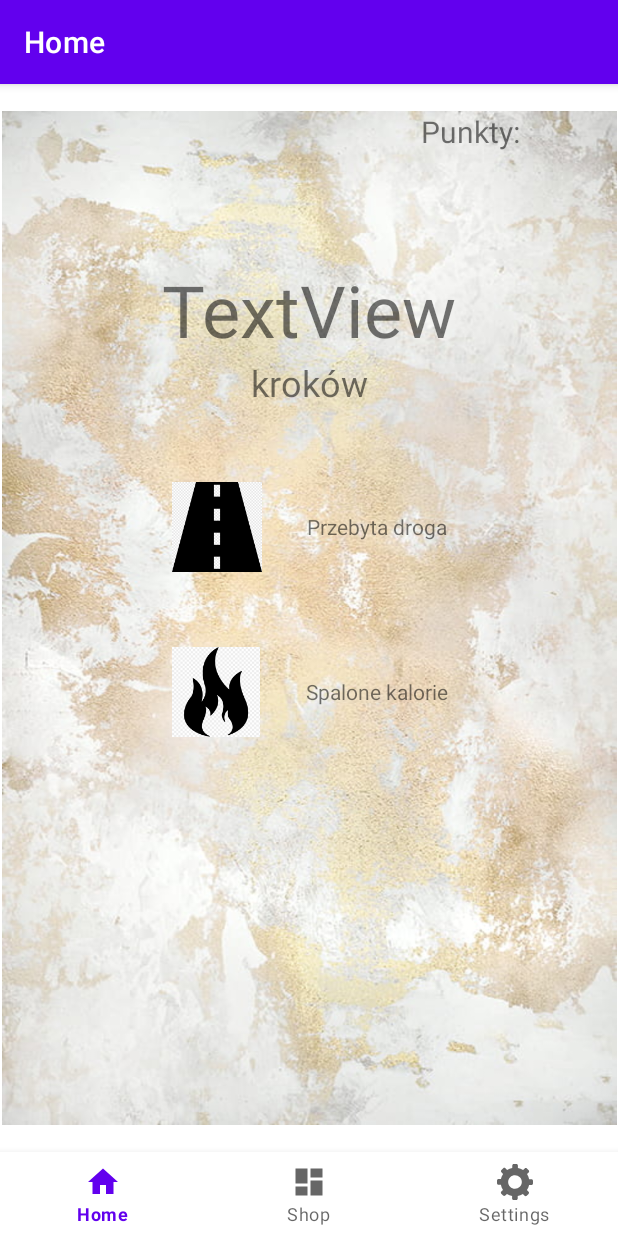
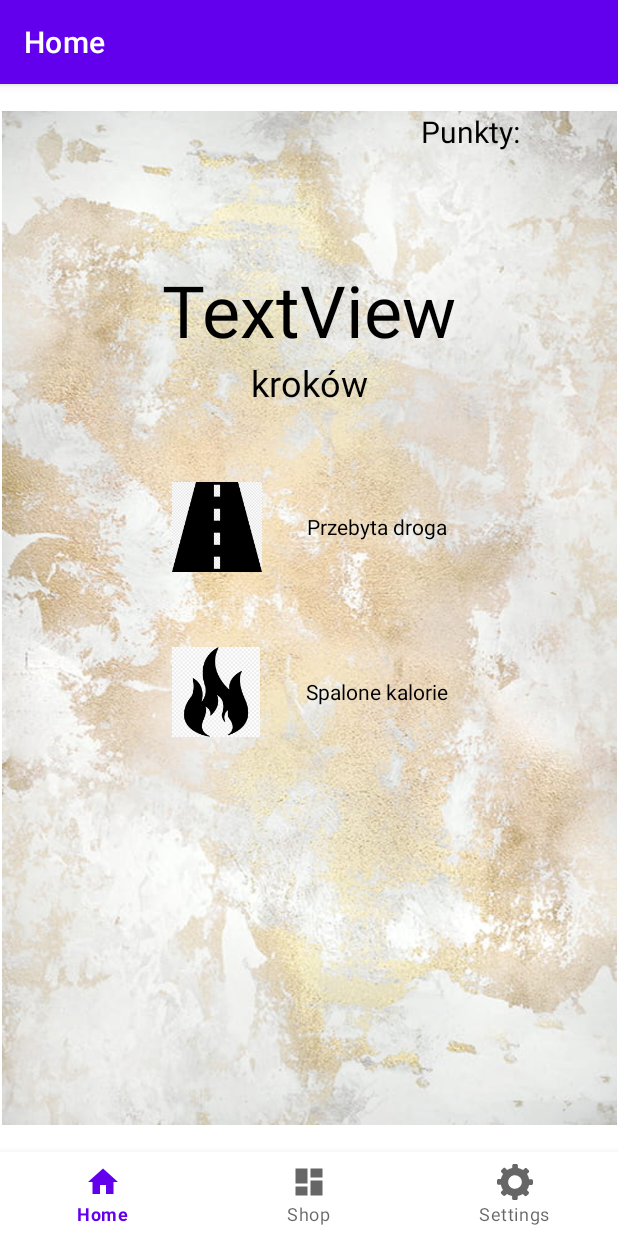
Before and after one commit to DonixMaly/projectstepper, an Android app: the screen it shows after launch (MainActivity), on a phone screen of 412 x 824 dp. Run offline under Robolectric (Android 15) with nearby library versions, the light colour scheme and no system bars; our stand-ins replace navigation-ui.

Commit message:
updated app ui

```diff
--- a/app/src/main/res/layout/fragment_home.xml
+++ b/app/src/main/res/layout/fragment_home.xml
@@ -13,6 +13,7 @@
         android:layout_height="wrap_content"
         android:layout_marginEnd="60dp"
         android:text="Punkty: "
+        android:textColor="@color/black"
         android:textSize="20sp"
         app:layout_constraintEnd_toEndOf="parent"
         app:layout_constraintTop_toTopOf="parent" />
@@ -32,6 +33,8 @@
             android:layout_width="wrap_content"
             android:layout_height="wrap_content"
             android:text="TextView"
+            android:textColor="@color/black"
+
             android:textSize="48sp"
             app:layout_constraintEnd_toEndOf="parent"
             app:layout_constraintHorizontal_bias="1.0"
@@ -43,6 +46,8 @@
             android:layout_width="wrap_content"
             android:layout_height="wrap_content"
             android:text="kroków"
+            android:textColor="@color/black"
+
             android:textSize="24sp"
             app:layout_constraintEnd_toEndOf="parent"
             app:layout_constraintHorizontal_bias="1.0"
@@ -67,7 +72,8 @@
                 android:layout_width="wrap_content"
                 android:layout_height="wrap_content"
                 android:layout_marginStart="30dp"
-                android:text="Przebyta droga" />
+                android:text="Przebyta droga"
+                android:textColor="@color/black" />
         </LinearLayout>
 
 
@@ -89,7 +95,8 @@
                 android:layout_width="wrap_content"
                 android:layout_height="wrap_content"
                 android:layout_marginStart="30dp"
-                android:text="Spalone kalorie" />
+                android:text="Spalone kalorie"
+                android:textColor="@color/black" />
         </LinearLayout>
 
 
```
